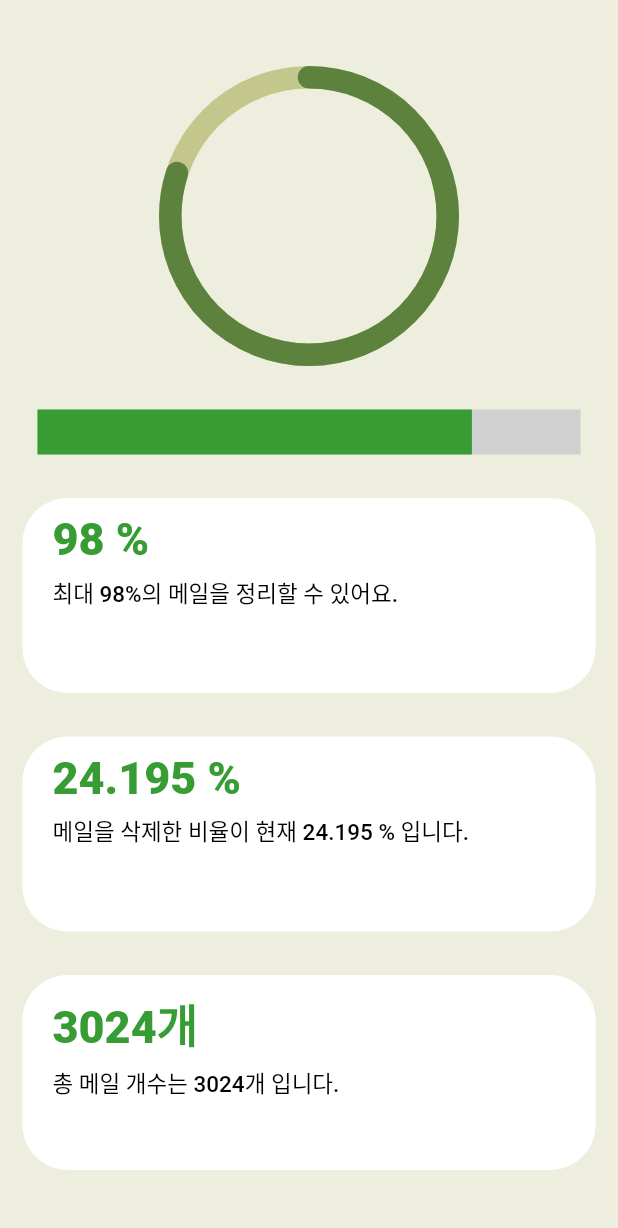
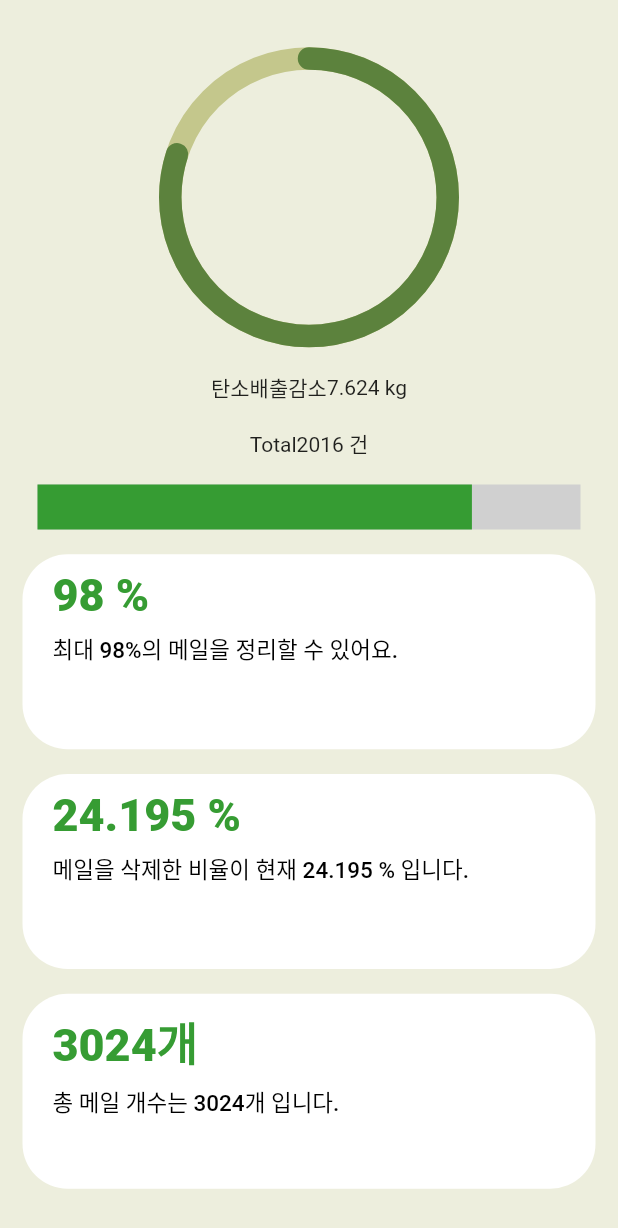
Before and after one commit to 2023-Nerror-SolutionChallenge/Front, a Flutter app: the MainScreen screen opened by its route, on a phone screen of 412 x 824 dp. Shown: the top 1228 px of the screen. Run offline on Flutter 3.47's test engine with Material 2 defaults, Android fonts, the phone set to English and light mode, and no system bars; drawn by our look-alikes of percent_indicator; our stand-ins replace get, logger, motion_tab_bar, pinput, quickalert; missing offline and left inert: blobs.

Commit message:
feat message

```diff
--- a/marbon/lib/screens/mainscreen/main_screen.dart
+++ b/marbon/lib/screens/mainscreen/main_screen.dart
@@ -32,7 +32,34 @@ class _MainScreenState extends State<MainScreen>{
                 circularStrokeCap: CircularStrokeCap.round,
 
               ),
+              Row(mainAxisAlignment: MainAxisAlignment.center,
+                children:[
+                  Container(
+                    child: Text("탄소배출감소"),
 
+                  ),
+                  Container(
+                    child: Text("7.624 kg"),
+
+                  ),
+                ]
+              ),
+              Row(
+                  mainAxisAlignment: MainAxisAlignment.center,
+                  children:[
+                    Container(
+                      child: Text("Total"),
+
+                    ),
+                    Container(
+                      child: Text("2016 건"),
+
+                    ),
+
+                  ]
+
+
+              ),
 
 
               LinearPercentIndicator(
```
